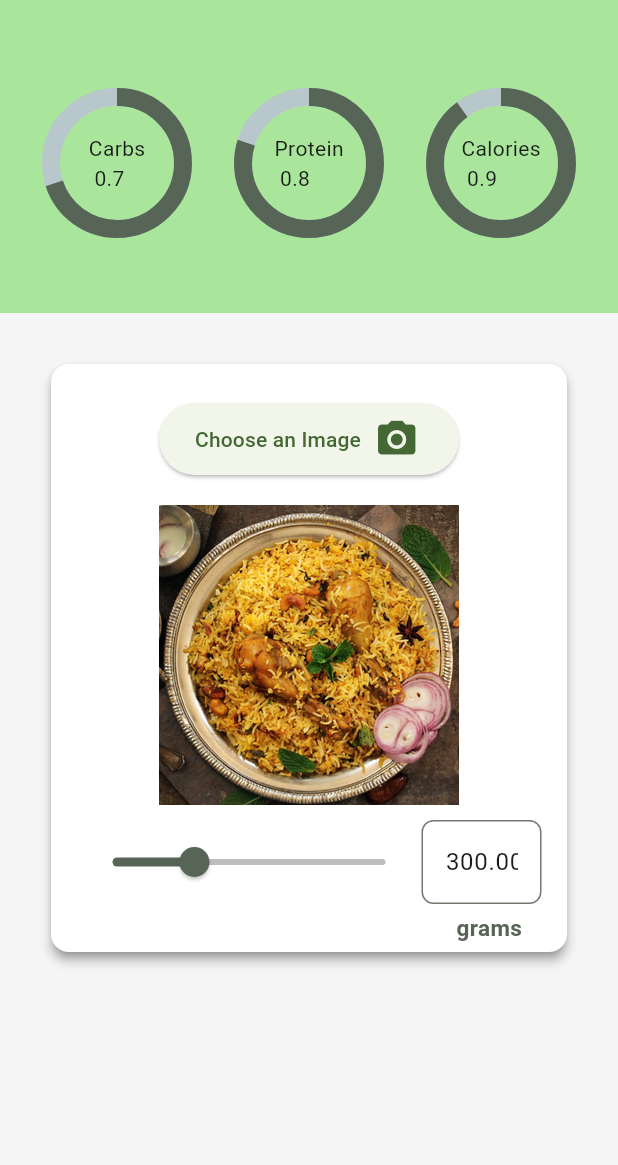
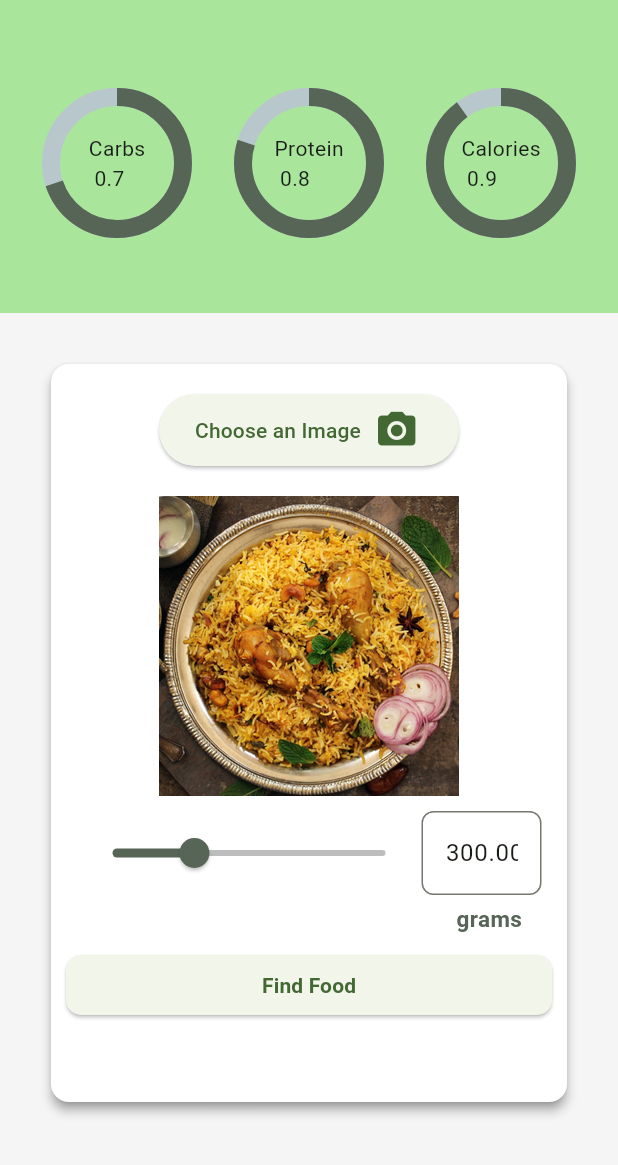
Before and after one commit to jerardh/nutrilens, a Flutter app: the screen it shows after launch, on a phone screen of 412 x 824 dp, the part 71-1236 px from its top. Run offline on Flutter 3.47's test engine with Material 3 defaults, Android fonts, the phone set to English and light mode, and no system bars; drawn by our look-alikes of percent_indicator; our stand-ins replace cloud_firestore, firebase_core, image_picker; accounts and stored records are empty.

Commit message:
Add upload button

```diff
--- a/lib/screens/home/components/imagepick.dart
+++ b/lib/screens/home/components/imagepick.dart
@@ -1,5 +1,6 @@
 import 'package:calorie_tracker/screens/home/components/ImageQuantity.dart';
 import 'package:calorie_tracker/screens/home/components/customButton.dart';
+import 'package:calorie_tracker/screens/home/components/uploadButton.dart';
 import 'package:calorie_tracker/utils/AppColors.dart';
 import 'package:flutter/material.dart';
 import 'package:flutter/widgets.dart';
@@ -21,14 +22,14 @@ class ImagePickState extends State<ImagePick> {
     return (Padding(
         padding: EdgeInsets.all(30),
         child: SizedBox(
-            height: 400,
+            height: 500,
             width: double.infinity,
             child: Card(
                 elevation: 3,
                 shadowColor: AppColors.textSecondary,
                 color: Colors.white,
                 child: Column(
-                  mainAxisAlignment: MainAxisAlignment.center,
+                  mainAxisAlignment: MainAxisAlignment.start,
                   crossAxisAlignment: CrossAxisAlignment.center,
                   children: [
                     SizedBox(height: 20),
@@ -40,7 +41,8 @@ class ImagePickState extends State<ImagePick> {
                     SizedBox(height: 20),
                     _img,
                     SizedBox(height: 10),
-                    ImageQunatity()
+                    ImageQunatity(),
+                    UploadButton()
                   ],
                 )))));
   }
--- /dev/null
+++ b/lib/screens/home/components/uploadButton.dart
@@ -0,0 +1,19 @@
+import 'package:calorie_tracker/utils/AppColors.dart';
+import 'package:flutter/material.dart';
+
+class UploadButton extends StatelessWidget {
+  @override
+  Widget build(BuildContext context) {
+    return Padding(
+        padding: EdgeInsets.all(10),
+        child: SizedBox(
+            child: ElevatedButton(
+                child: Text("Find Food",
+                    style: TextStyle(fontWeight: FontWeight.w700)),
+                onPressed: () => {},
+                style: ElevatedButton.styleFrom(
+                    shape: RoundedRectangleBorder(
+                        borderRadius: BorderRadius.all(Radius.circular(10))))),
+            width: double.infinity));
+  }
+}
```
